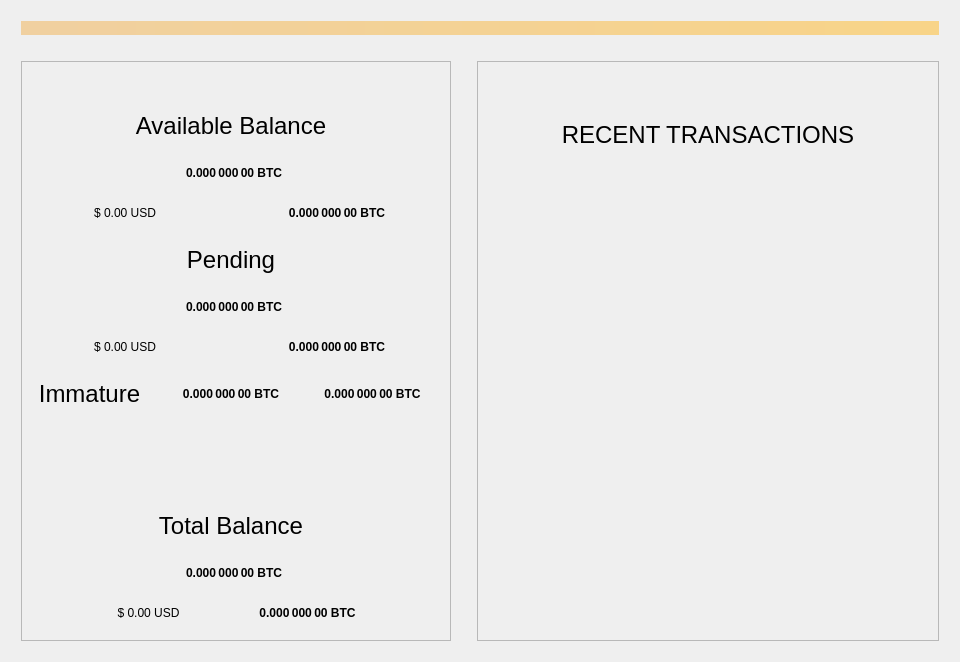
Above: src/qt/forms/overviewpage.ui from PACCommunity/PAC before the change. Below: the same form after it.
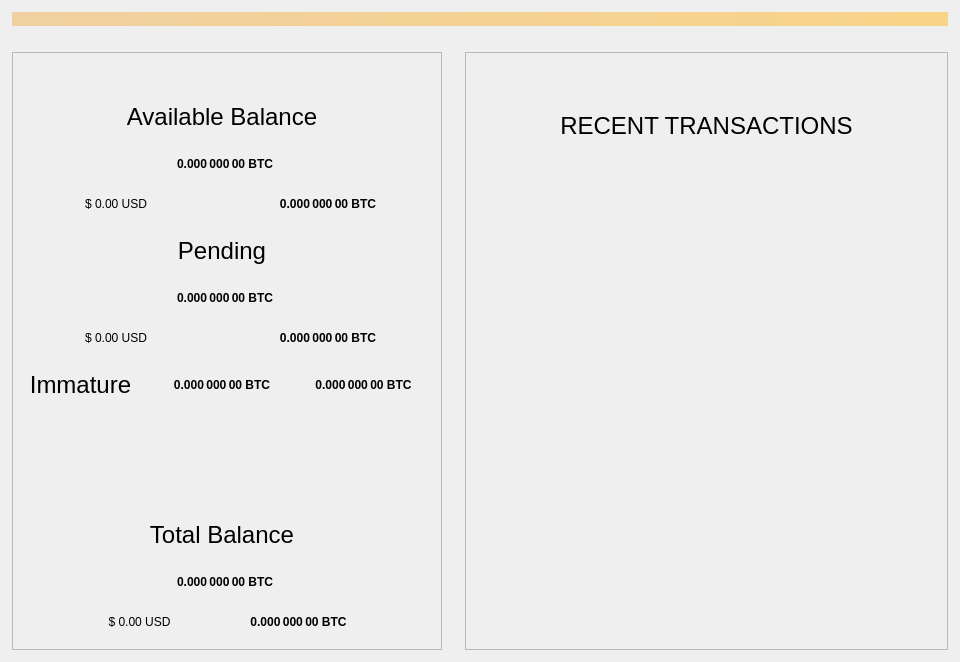
That is the form after the change.

Commit message: Layout for bigger screens, checkbox added

What changed in the file:
```diff
--- a/src/qt/forms/overviewpage.ui
+++ b/src/qt/forms/overviewpage.ui
@@ -25,6 +25,18 @@
 }</string>
   </property>
   <layout class="QVBoxLayout" name="topLayout">
+   <property name="leftMargin">
+    <number>2</number>
+   </property>
+   <property name="topMargin">
+    <number>2</number>
+   </property>
+   <property name="rightMargin">
+    <number>2</number>
+   </property>
+   <property name="bottomMargin">
+    <number>2</number>
+   </property>
    <item>
     <widget class="QLabel" name="labelAlerts">
      <property name="visible">
@@ -46,6 +58,9 @@
    </item>
    <item>
     <layout class="QHBoxLayout" name="horizontalLayout" stretch="0,1">
+     <property name="spacing">
+      <number>3</number>
+     </property>
      <item>
       <layout class="QVBoxLayout" name="verticalLayout_2">
        <property name="sizeConstraint">
@@ -570,7 +585,7 @@
             <item>
              <layout class="QHBoxLayout" name="horizontalLayout_10">
               <item>
-                <spacer name="horizontalSpacer_4">
+               <spacer name="horizontalSpacer_4">
                 <property name="orientation">
                  <enum>Qt::Horizontal</enum>
                 </property>
```
The commit also changes 5 other files.
